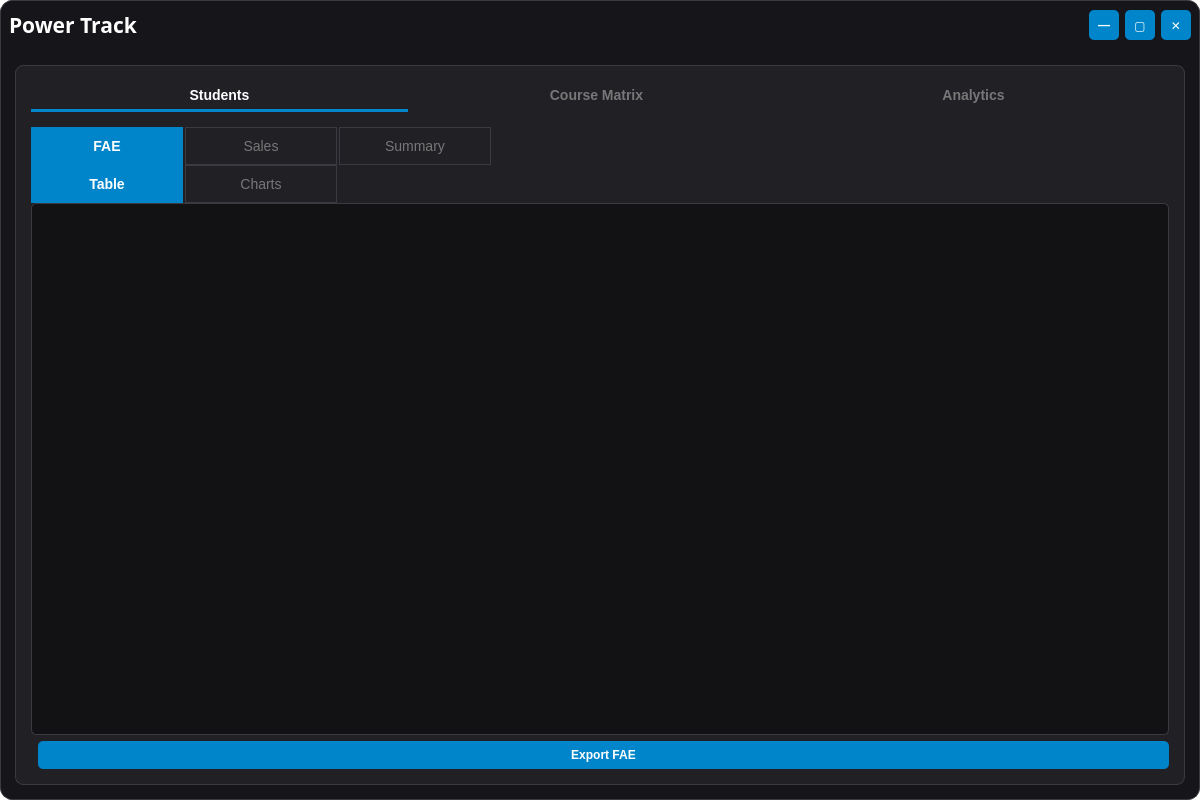
antonalmira/PowerTrackProject, file design.ui: the form before one commit.
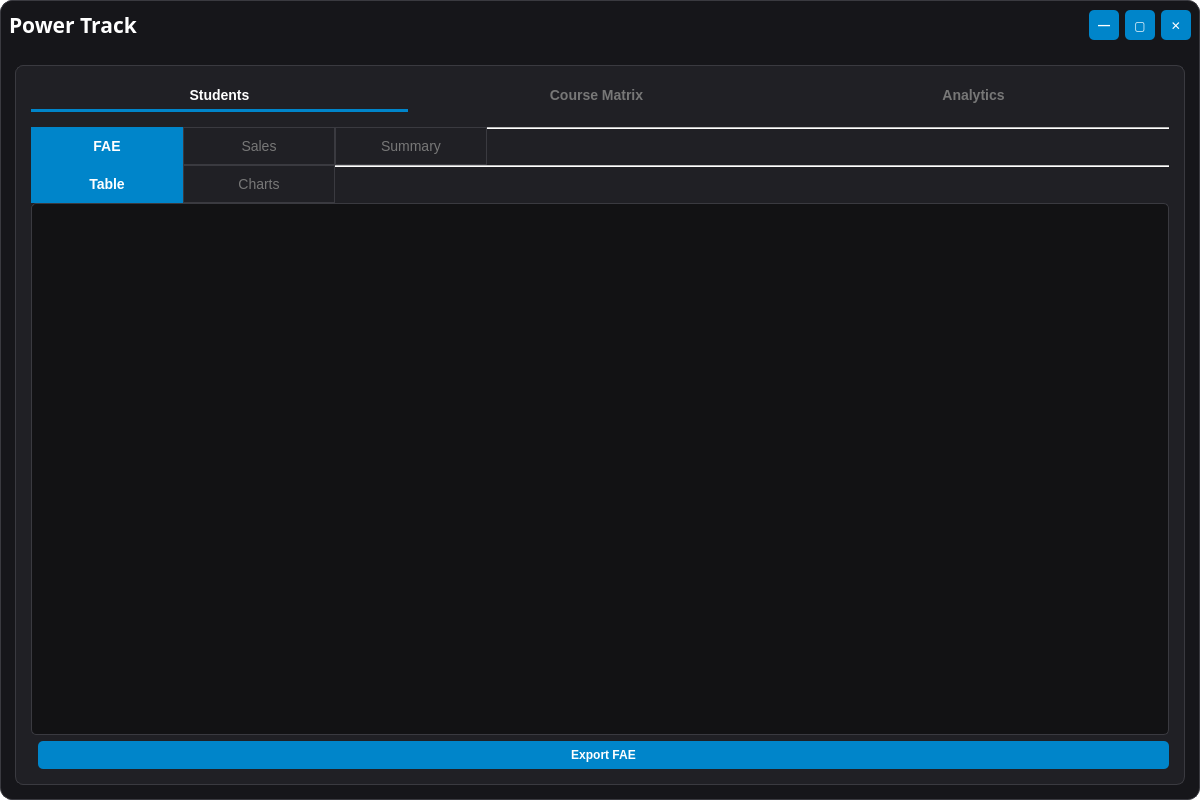
The form after the commit. The open tabs and pages were chosen to show the change.

What changed in the file:
```diff
--- a/design.ui
+++ b/design.ui
@@ -37,6 +37,8 @@
     
     /* Global TabWidget / TabBar (Forced explicit sizing for Analytics and Matrix sub-tabs) */
     QTabWidget::pane { border: none; background: transparent; }
+    QTabBar { qproperty-expanding: 1; }
+    QTabWidget::tab-bar { left: 0px; right: 0px; alignment: center; }
     QTabBar::tab { 
         background: #202025; 
         color: #777777; 
@@ -45,7 +47,6 @@
         font-size: 14px; 
         min-width: 120px;
         min-height: 20px;
-        margin-right: 2px;
     }
     QTabBar::tab:selected { background: #0085ca; color: white; border: 1px solid #0085ca; font-weight: bold; }
     QTabBar::tab:hover:!selected { background: #2a2a30; }
@@ -254,6 +255,9 @@
              <property name="margin"><number>0</number></property>
              <item>
               <widget class="QTabWidget" name="tabWidget_analytics">
+               <property name="documentMode">
+                <bool>true</bool>
+               </property>
                
                <!-- FAE ANALYTICS TAB -->
                <widget class="QWidget" name="tab_ana_fae">
@@ -262,6 +266,9 @@
                  <property name="margin"><number>0</number></property>
                  <item>
                   <widget class="QTabWidget" name="tab_fae">
+                   <property name="documentMode">
+                    <bool>true</bool>
+                   </property>
                    <widget class="QWidget" name="tab_fae_table">
                     <attribute name="title"><string>Table</string></attribute>
                     <layout class="QVBoxLayout"><property name="margin"><number>0</number></property>
```
Left out of the diff: 6 changed lines with no effect on the pictures.
